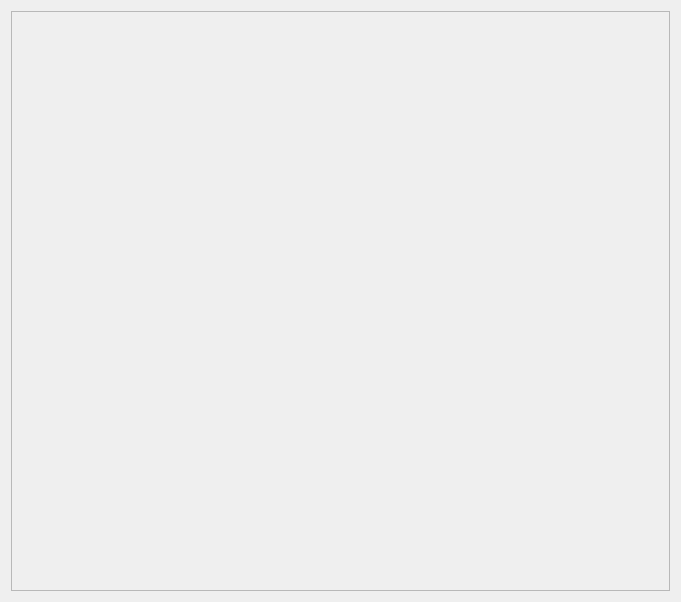
Before: the Qt Designer form grouplist.ui in 35easy/PingPongClub, drawn with Qt 5.
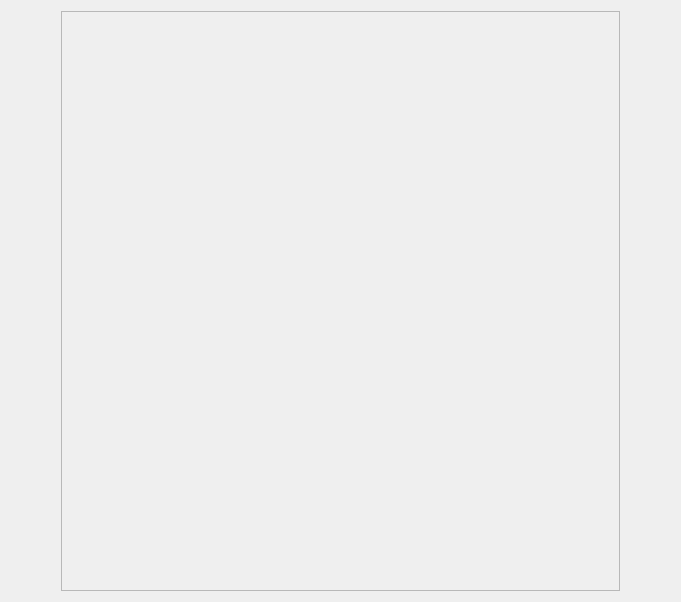
After: the same form once the commit is applied.

What changed in the file:
```diff
--- a/grouplist.ui
+++ b/grouplist.ui
@@ -13,7 +13,23 @@
   <property name="windowTitle">
    <string>Form</string>
   </property>
-  <layout class="QVBoxLayout" name="verticalLayout">
+  <layout class="QHBoxLayout" name="horizontalLayout">
+   <item>
+    <spacer name="horizontalSpacer">
+     <property name="orientation">
+      <enum>Qt::Horizontal</enum>
+     </property>
+     <property name="sizeType">
+      <enum>QSizePolicy::Preferred</enum>
+     </property>
+     <property name="sizeHint" stdset="0">
+      <size>
+       <width>50</width>
+       <height>20</height>
+      </size>
+     </property>
+    </spacer>
+   </item>
    <item>
     <widget class="QScrollArea" name="scrollArea">
      <property name="sizePolicy">
@@ -30,13 +46,35 @@
        <rect>
         <x>0</x>
         <y>0</y>
-        <width>661</width>
+        <width>543</width>
         <height>582</height>
        </rect>
       </property>
+      <property name="sizePolicy">
+       <sizepolicy hsizetype="Expanding" vsizetype="Expanding">
+        <horstretch>0</horstretch>
+        <verstretch>0</verstretch>
+       </sizepolicy>
+      </property>
      </widget>
     </widget>
    </item>
+   <item>
+    <spacer name="horizontalSpacer_2">
+     <property name="orientation">
+      <enum>Qt::Horizontal</enum>
+     </property>
+     <property name="sizeType">
+      <enum>QSizePolicy::Preferred</enum>
+     </property>
+     <property name="sizeHint" stdset="0">
+      <size>
+       <width>50</width>
+       <height>20</height>
+      </size>
+     </property>
+    </spacer>
+   </item>
   </layout>
  </widget>
  <resources/>
```
